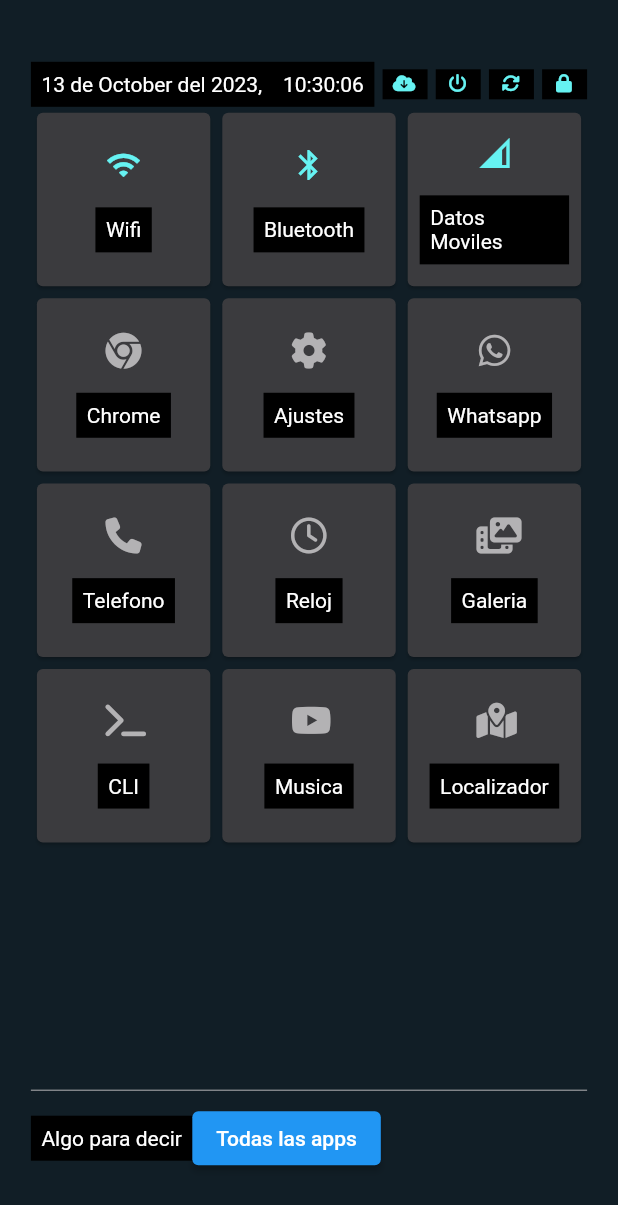
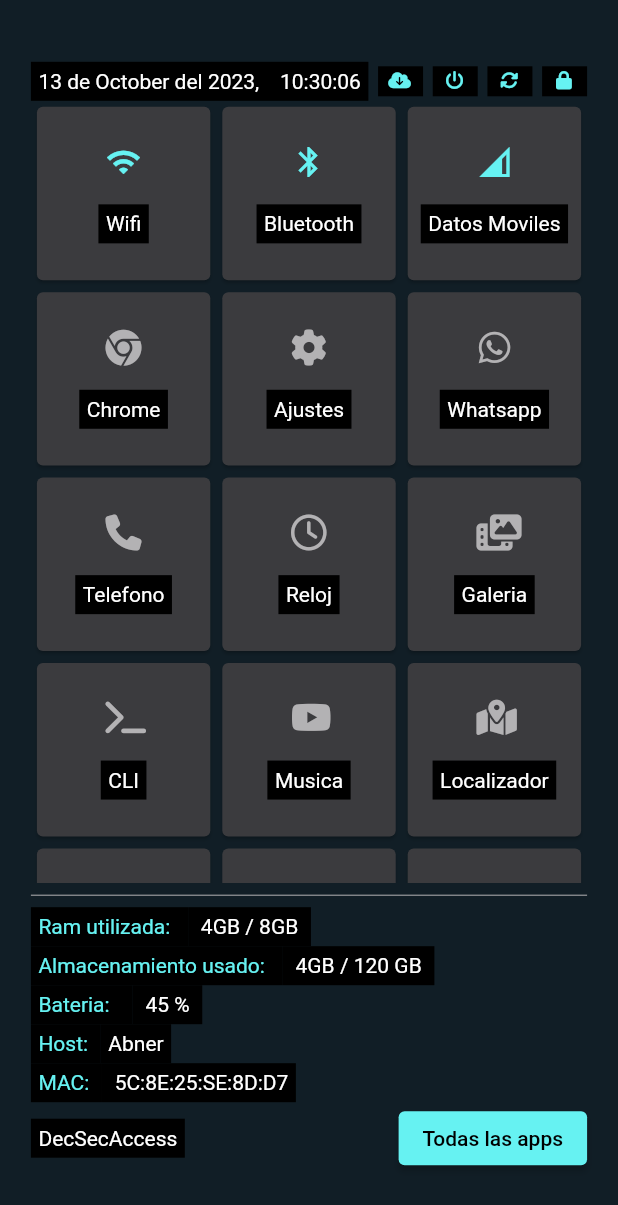
Before and after one commit to DataBase18/ctosLauncher, a Flutter app: the screen it shows after launch, on a phone screen of 412 x 824 dp. Shown: the top 1205 px of the screen. Run offline on Flutter 3.47's test engine with Material 2 defaults, Android fonts, the light colour scheme and no system bars; our stand-ins replace font_awesome_flutter.

Commit message:
Se agrega los screen de notificaciones y de all apps

```diff
--- a/lib/main.dart
+++ b/lib/main.dart
@@ -1,3 +1,4 @@
+import 'package:ctoslauncher/screens/AllApps.dart';
 import 'package:ctoslauncher/screens/launcherState.dart';
 import 'package:ctoslauncher/screens/screens.dart';
 import 'package:ctoslauncher/temas/tema.dart';
@@ -33,9 +34,10 @@ class MyApp extends StatelessWidget {
     return MaterialApp(
       debugShowCheckedModeBanner: false,
       title: 'Flutter Demo',
-      theme: Tema.tema,
+      theme: Tema.tema ,
       routes: {
-        "launcher": (_) => LauncherScreen()
+        "launcher": (_) => LauncherScreen(),
+        "allApps": (_) => AllApps()
       },
       initialRoute: "launcher"
     );
--- a/lib/screens/launcher.dart
+++ b/lib/screens/launcher.dart
@@ -6,13 +6,36 @@ import 'package:font_awesome_flutter/font_awesome_flutter.dart';
 
 import '../models/models.dart';
 import '../temas/tema.dart';
+import 'Notificaciones/Notificaciones.dart';
 
 
 
 LauncherLogic logic = LauncherLogic();
+final PageController controladorSlider = PageController();
 
 class LauncherScreen extends StatelessWidget {
   LauncherScreen({super.key});
+
+  @override
+  Widget build(BuildContext context) {
+    final ancho = MediaQuery.of(context).size.width;
+    final alto = MediaQuery.of(context).size.height;
+
+    return Scaffold(
+        backgroundColor: Theme.of(context).primaryColor,
+        body: PageView(
+          controller: controladorSlider,
+          children: [
+            _Home(),
+            Notificaciones()
+          ],
+        )
+    );
+  }
+}
+
+class _Home extends StatelessWidget {
+  _Home({super.key});
 
   List<CardHomeModel> cards = [
     CardHomeModel(label: "Wifi", icono: Icons.wifi, validador: logic.validarWifiEncendido()),
@@ -31,16 +54,16 @@ class LauncherScreen extends StatelessWidget {
     CardHomeModel(label: "Musica", icono: FontAwesomeIcons.youtube),
     CardHomeModel(label: "Localizador", icono: FontAwesomeIcons.mapLocationDot),
 
+    CardHomeModel(label: "Calculadora", icono: FontAwesomeIcons.calculator),
+    CardHomeModel(label: "Camara", icono: FontAwesomeIcons.camera),
+    CardHomeModel(label: "Finanzas", icono: FontAwesomeIcons.moneyBill1Wave),
+
   ];
-
   @override
   Widget build(BuildContext context) {
     final ancho = MediaQuery.of(context).size.width;
     final alto = MediaQuery.of(context).size.height;
-
-    return Scaffold(
-        backgroundColor: Theme.of(context).primaryColor,
-        body: Padding(
+    return Padding(
         padding: EdgeInsets.symmetric(horizontal: ancho * 0.05, vertical: alto * 0.05),
         child: Column(
           crossAxisAlignment: CrossAxisAlignment.start,
@@ -72,15 +95,18 @@ class LauncherScreen extends StatelessWidget {
               ),
             ),
             Divider(color: Theme.of(context).disabledColor,),
+            InfoDevice(),
             Row(
+              mainAxisAlignment: MainAxisAlignment.spaceBetween,
               children: [
-                    TextoBorde(label: "Algo para decir"),
-                    ElevatedButton(onPressed: (){}, child: Text("Todas las apps") )
+                TextoBorde(label: "DecSecAccess"),
+                ElevatedButton(onPressed: (){
+                  Navigator.pushNamed(context, "allApps");
+                }, child: Text("Todas las apps", style: Tema.buttonText,) )
               ],
             )
           ],
         )
-        )
     );
   }
 }
--- a/lib/screens/screens.dart
+++ b/lib/screens/screens.dart
@@ -1 +1,2 @@
 export 'launcher.dart';
+export 'Notificaciones/Notificaciones.dart';
--- a/lib/temas/tema.dart
+++ b/lib/temas/tema.dart
@@ -8,9 +8,23 @@ class Tema {
     cardTheme: const CardTheme (
       color:  Color(0xFF3B3B3E ),
     ),
+    elevatedButtonTheme: ElevatedButtonThemeData(
+      style: ButtonStyle(
+        backgroundColor: MaterialStateProperty.all<Color>(const Color (0xFF66F2F2) ),
+        foregroundColor: const MaterialStatePropertyAll(Colors.white)
+      ),
+    ),
   );
 
   static const TextStyle cardText =  TextStyle(
       color: Colors.white
   );
+  static const TextStyle buttonText =  TextStyle(
+      color: Colors.black
+  );
+
+  static const TextStyle title = TextStyle(
+    fontSize: 25,
+    color: Colors.white
+  );
 }
--- /dev/null
+++ b/lib/widgets/InfoDevice.dart
@@ -0,0 +1,37 @@
+
+
+import 'package:ctoslauncher/widgets/widgets.dart';
+import 'package:flutter/cupertino.dart';
+import 'package:flutter/material.dart';
+
+class InfoDevice extends StatelessWidget {
+  const InfoDevice({super.key});
+
+  @override
+  Widget build(BuildContext context) {
+    return Column(
+      children: [
+        Row(children: [
+          TextoBorde(label: "Ram utilizada:  ", color: Theme.of(context).secondaryHeaderColor,),
+          TextoBorde(label: " 4GB / 8GB ")
+        ],),
+        Row(children: [
+          TextoBorde(label: "Almacenamiento usado:  ", color: Theme.of(context).secondaryHeaderColor,),
+          TextoBorde(label: " 4GB / 120 GB ")
+        ],),
+        Row(children: [
+          TextoBorde(label: "Bateria:   ", color: Theme.of(context).secondaryHeaderColor,),
+          TextoBorde(label: " 45 % ")
+        ],),
+        Row(children: [
+          TextoBorde(label: "Host: ", color: Theme.of(context).secondaryHeaderColor,),
+          TextoBorde(label: "Abner")
+        ],),
+        Row(children: [
+          TextoBorde(label: "MAC: ", color: Theme.of(context).secondaryHeaderColor,),
+          TextoBorde(label: " 5C:8E:25:SE:8D:D7")
+        ],),
+      ],
+    );
+  }
+}
--- a/lib/widgets/TextoBorde.dart
+++ b/lib/widgets/TextoBorde.dart
@@ -3,17 +3,19 @@ import 'package:flutter/material.dart';
 import '../temas/tema.dart';
 
 class TextoBorde extends StatelessWidget {
-  const TextoBorde({super.key, required this.label});
+  const TextoBorde({super.key, required this.label, this.color=null});
   final String label;
-
+  final Color? color;
   @override
   Widget build(BuildContext context) {
     return Container(
-      padding: EdgeInsets.all(7),
+      padding: const EdgeInsets.all(5),
         color: Colors.black,
         child: Text(
           label,
-          style: Tema.cardText,
+          style: Tema.cardText.copyWith(
+            color: color??Colors.white
+          ),
         ));
   }
 }
--- a/lib/widgets/widgets.dart
+++ b/lib/widgets/widgets.dart
@@ -4,3 +4,4 @@ export 'Cargando.dart';
 export 'TextoBorde.dart';
 export 'FechaYHora.dart';
 export 'MiniItem.dart';
+export 'InfoDevice.dart';
```
Also changed, not shown: lib/screens/AllApps.dart (added, +49 -0 lines), lib/screens/Notificaciones/Notificaciones.dart (added, +59 -0 lines). Lines whose indentation alone changed are shown as unchanged.
